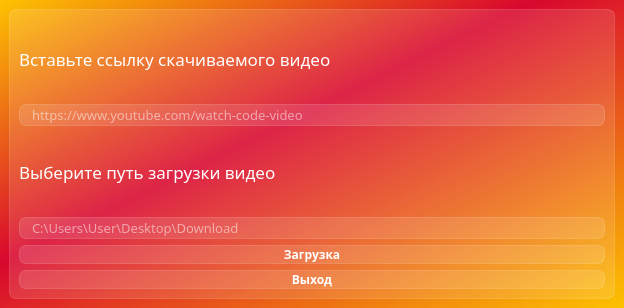
Above: Yt_Downloader0.1/ui_main.ui from Rogotwist/Homework before the change. Below: the same form after it.
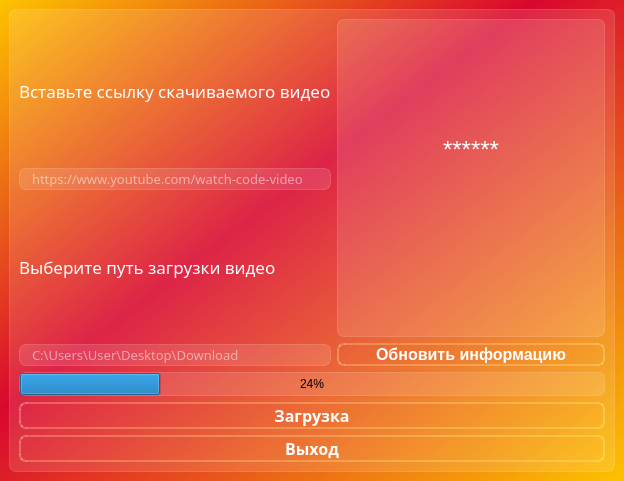
That is the form after the change.

```diff
--- a/Yt_Downloader0.1/ui_main.ui
+++ b/Yt_Downloader0.1/ui_main.ui
@@ -7,7 +7,7 @@
     <x>0</x>
     <y>0</y>
     <width>624</width>
-    <height>308</height>
+    <height>481</height>
    </rect>
   </property>
   <property name="windowTitle">
@@ -19,7 +19,7 @@
 font-color: rgb(255, 255, 255);
 </string>
    </property>
-   <layout class="QVBoxLayout" name="verticalLayout">
+   <layout class="QVBoxLayout" name="verticalLayout_2">
     <item>
      <widget class="QFrame" name="main_frame_2">
       <property name="styleSheet">
@@ -29,7 +29,13 @@
 
 </string>
       </property>
-      <layout class="QVBoxLayout" name="verticalLayout_2">
+      <layout class="QVBoxLayout" name="verticalLayout_5">
+       <item>
+        <layout class="QVBoxLayout" name="verticalLayout_4">
+         <item>
+          <layout class="QHBoxLayout" name="horizontalLayout">
+           <item>
+            <layout class="QVBoxLayout" name="verticalLayout">
        <item>
         <widget class="QLabel" name="description_to_load">
          <property name="font">
@@ -122,16 +128,107 @@
          </property>
         </widget>
        </item>
+            </layout>
+           </item>
+           <item>
+            <layout class="QVBoxLayout" name="verticalLayout_3">
+             <item>
+              <widget class="QTextBrowser" name="Description_text">
+               <property name="styleSheet">
+                <string notr="true">color: white;
+font-size: 18pt;</string>
+               </property>
+               <property name="markdown">
+                <string>******
+
+</string>
+               </property>
+               <property name="html">
+                <string>&lt;!DOCTYPE HTML PUBLIC &quot;-//W3C//DTD HTML 4.0//EN&quot; &quot;http://www.w3.org/TR/REC-html40/strict.dtd&quot;&gt;
+&lt;html&gt;&lt;head&gt;&lt;meta name=&quot;qrichtext&quot; content=&quot;1&quot; /&gt;&lt;meta charset=&quot;utf-8&quot; /&gt;&lt;style type=&quot;text/css&quot;&gt;
+p, li { white-space: pre-wrap; }
+hr { height: 1px; border-width: 0; }
+li.unchecked::marker { content: &quot;\2610&quot;; }
+li.checked::marker { content: &quot;\2612&quot;; }
+&lt;/style&gt;&lt;/head&gt;&lt;body style=&quot; font-family:'Segoe UI'; font-size:18pt; font-weight:400; font-style:normal;&quot;&gt;
+&lt;p align=&quot;center&quot; style=&quot;-qt-paragraph-type:empty; margin-top:0px; margin-bottom:0px; margin-left:0px; margin-right:0px; -qt-block-indent:0; text-indent:0px;&quot;&gt;&lt;br /&gt;&lt;/p&gt;
+&lt;p align=&quot;center&quot; style=&quot;-qt-paragraph-type:empty; margin-top:0px; margin-bottom:0px; margin-left:0px; margin-right:0px; -qt-block-indent:0; text-indent:0px;&quot;&gt;&lt;br /&gt;&lt;/p&gt;
+&lt;p align=&quot;center&quot; style=&quot;-qt-paragraph-type:empty; margin-top:0px; margin-bottom:0px; margin-left:0px; margin-right:0px; -qt-block-indent:0; text-indent:0px;&quot;&gt;&lt;br /&gt;&lt;/p&gt;
+&lt;p align=&quot;center&quot; style=&quot;-qt-paragraph-type:empty; margin-top:0px; margin-bottom:0px; margin-left:0px; margin-right:0px; -qt-block-indent:0; text-indent:0px;&quot;&gt;&lt;br /&gt;&lt;/p&gt;
+&lt;p align=&quot;center&quot; style=&quot; margin-top:0px; margin-bottom:0px; margin-left:0px; margin-right:0px; -qt-block-indent:0; text-indent:0px;&quot;&gt;******&lt;/p&gt;&lt;/body&gt;&lt;/html&gt;</string>
+               </property>
+              </widget>
+             </item>
+             <item>
+              <widget class="QPushButton" name="Info_button">
+               <property name="font">
+                <font>
+                 <pointsize>-1</pointsize>
+                 <bold>true</bold>
+                </font>
+               </property>
+               <property name="styleSheet">
+                <string notr="true">QPushButton {
+    background-color: transparent; /* Прозрачный фон */
+    border: 2px solid rgba(255, 255, 175, 65);  
+    color: white; /* Цвет текста зеленый */
+    font-size: 16px; /* Размер шрифта */
+    transition: background-color 0.3s ease; /* Плавное изменение цвета фона */
+}
+
+QPushButton:hover {
+    background-color: rgba(255, 255, 175, 65); /* Прозрачный зеленый фон при наведении */
+    color: white; /* Цвет текста зеленый */
+}</string>
+               </property>
+               <property name="text">
+                <string>Обновить информацию</string>
+               </property>
+              </widget>
+             </item>
+            </layout>
+           </item>
+          </layout>
+         </item>
+         <item>
+          <widget class="QProgressBar" name="Download_bar">
+           <property name="styleSheet">
+            <string notr="true"/>
+           </property>
+           <property name="value">
+            <number>24</number>
+           </property>
+           <property name="alignment">
+            <set>Qt::AlignCenter</set>
+           </property>
+           <property name="textDirection">
+            <enum>QProgressBar::TopToBottom</enum>
+           </property>
+          </widget>
+         </item>
        <item>
         <widget class="QPushButton" name="Download_button">
          <property name="font">
           <font>
            <family>Sans Serif Collection</family>
+             <pointsize>-1</pointsize>
            <bold>true</bold>
           </font>
          </property>
          <property name="styleSheet">
-          <string notr="true">color: white;</string>
+            <string notr="true">QPushButton {
+    background-color: transparent; /* Прозрачный фон */
+    border: 2px solid rgba(255, 255, 175, 65);  
+    color: white; /* Цвет текста зеленый */
+    font-size: 16px; /* Размер шрифта */
+    transition: background-color 0.3s ease; /* Плавное изменение цвета фона */
+}
+
+QPushButton:hover {
+    background-color: rgba(255, 255, 175, 65); /* Прозрачный зеленый фон при наведении */
+    color: white; /* Цвет текста зеленый */
+}
+</string>
          </property>
          <property name="text">
           <string>Загрузка</string>
@@ -143,16 +240,30 @@
          <property name="font">
           <font>
            <family>Sans Serif Collection</family>
+             <pointsize>-1</pointsize>
            <bold>true</bold>
           </font>
          </property>
          <property name="styleSheet">
-          <string notr="true">color: white;</string>
+            <string notr="true">QPushButton {
+    background-color: transparent; /* Прозрачный фон */
+    border: 2px solid rgba(255, 255, 175, 65);  
+    color: white; /* Цвет текста зеленый */
+    font-size: 16px; /* Размер шрифта */
+    transition: background-color 0.3s ease; /* Плавное изменение цвета фона */
+}
+
+QPushButton:hover {
+    background-color: rgba(255, 255, 175, 65); /* Прозрачный зеленый фон при наведении */
+    color: white; /* Цвет текста зеленый */
+}</string>
          </property>
          <property name="text">
           <string>Выход</string>
          </property>
         </widget>
+         </item>
+        </layout>
        </item>
       </layout>
      </widget>
```
Lines whose indentation alone changed are shown as unchanged.
